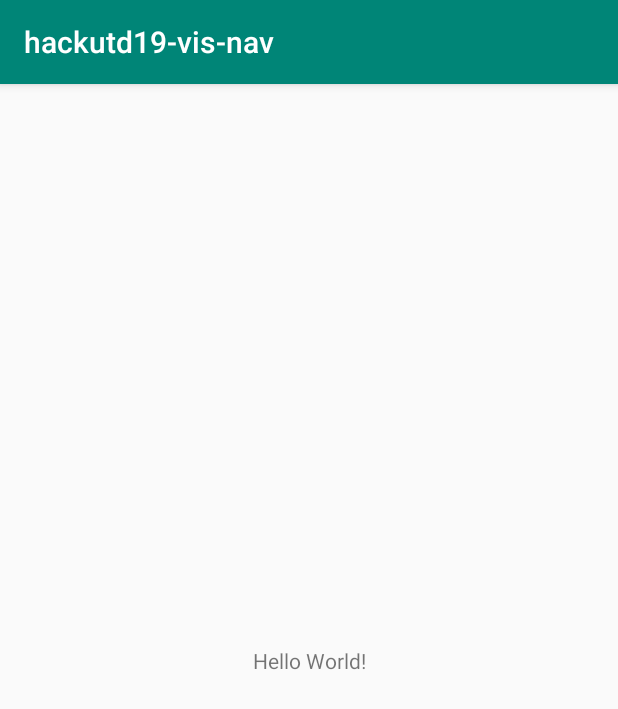
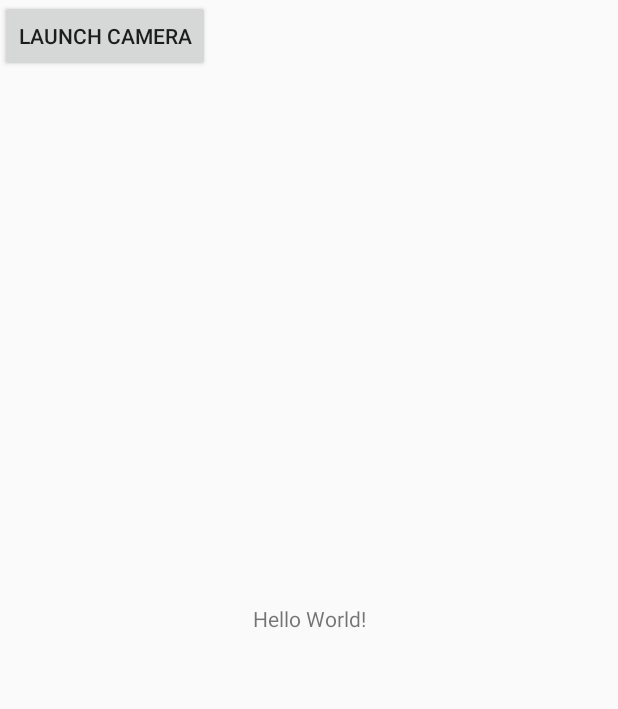
Before and after one commit to giakhanh780f/hackutd19-vis-nav-project, an Android app: the screen it shows after launch (MainActivity), on a phone screen of 412 x 824 dp. Shown: the top 709 px of the screen. Run offline under Robolectric (Android 15) with nearby library versions, the phone set to English and light mode, and no system bars.

Commit message:
Added Firebase vision libraries and starting work on implementing the camera preview

```diff
--- a/app/build.gradle
+++ b/app/build.gradle
@@ -25,4 +25,9 @@ dependencies {
     testImplementation 'junit:junit:4.12'
     androidTestImplementation 'com.android.support.test:runner:1.0.2'
     androidTestImplementation 'com.android.support.test.espresso:espresso-core:3.0.2'
+    implementation 'com.google.firebase:firebase-core:16.0.1'
+    implementation 'com.google.firebase:firebase-ml-vision:19.0.2'
+    implementation 'com.google.firebase:firebase-ml-vision-image-label-model:17.0.2'
 }
+
+apply plugin: 'com.google.gms.google-services'
--- a/app/src/main/java/com/hackutd19/vis_nav/MainActivity.java
+++ b/app/src/main/java/com/hackutd19/vis_nav/MainActivity.java
@@ -1,5 +1,8 @@
 package com.hackutd19.vis_nav;
 
+import android.hardware.camera2.CameraCharacteristics;
+import android.hardware.camera2.CameraAccessException;
+import android.hardware.camera2.CameraManager;
 import android.support.v7.app.AppCompatActivity;
 import android.os.Bundle;
 
@@ -9,5 +12,20 @@ public class MainActivity extends AppCompatActivity {
     protected void onCreate(Bundle savedInstanceState) {
         super.onCreate(savedInstanceState);
         setContentView(R.layout.activity_main);
+        this.getSupportActionBar().hide();
+
+        CameraManager manager =
+                (CameraManager)getSystemService(CAMERA_SERVICE);
+        try {
+            for (String cameraId : manager.getCameraIdList()) {
+                CameraCharacteristics chars = manager.getCameraCharacteristics(cameraId);
+                // Do something with the characteristics
+                Integer facing = chars.get(CameraCharacteristics.LENS_FACING);
+            }
+        } catch (CameraAccessException e) {
+            e.printStackTrace();
+        }
     }
+
+
 }
--- a/app/src/main/res/layout/activity_main.xml
+++ b/app/src/main/res/layout/activity_main.xml
@@ -15,4 +15,12 @@
         app:layout_constraintRight_toRightOf="parent"
         app:layout_constraintTop_toTopOf="parent" />
 
+    <Button
+        android:id="@+id/button"
+        android:layout_width="wrap_content"
+        android:layout_height="wrap_content"
+        android:text="Launch Camera"
+        tools:layout_editor_absoluteX="135dp"
+        tools:layout_editor_absoluteY="375dp" />
+
 </android.support.constraint.ConstraintLayout>
--- a/build.gradle
+++ b/build.gradle
@@ -4,11 +4,10 @@ buildscript {
     repositories {
         google()
         jcenter()
-
     }
     dependencies {
         classpath 'com.android.tools.build:gradle:3.3.1'
-
+        classpath 'com.google.gms:google-services:4.2.0'
         // NOTE: Do not place your application dependencies here; they belong
         // in the individual module build.gradle files
     }
```
Also changed, not shown: app/src/main/AndroidManifest.xml (+9 -0 lines), app/src/main/java/com/hackutd19/vis_nav/CameraActivity.java (added, +16 -0 lines), app/src/main/res/layout/activity_camera.xml (added, +16 -0 lines), 1 other file.
